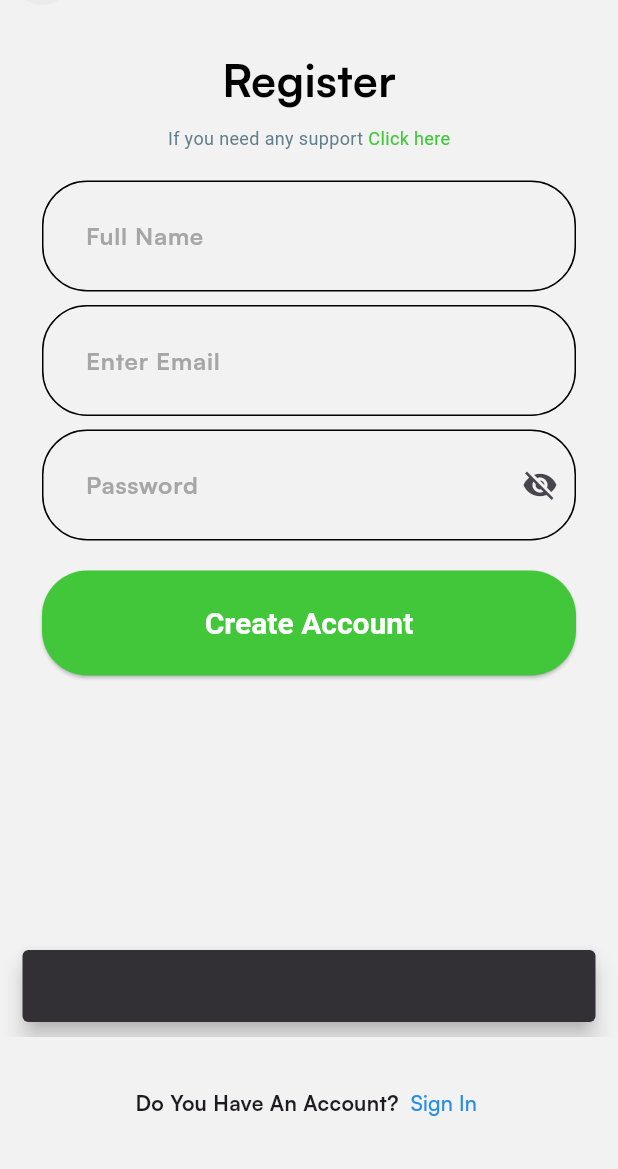
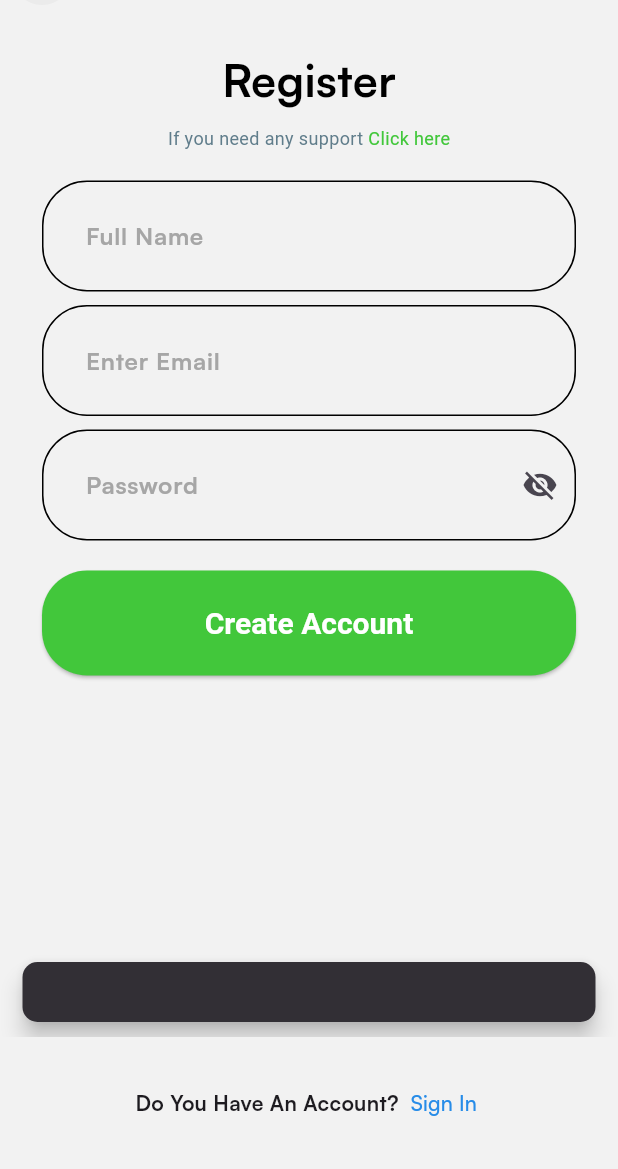
Before and after one commit to gm-gautam12/Spotify_clone, a Flutter app: the SignInPage screen opened directly, after a tap on "Register Now", after a tap on "Create Account", on a phone screen of 412 x 824 dp, the part 67-1236 px from its top. Run offline on Flutter 3.47's test engine with Material 3 defaults, Android fonts, the phone set to English and light mode, and no system bars; our stand-ins replace dartz, firebase_auth, firebase_core, flutter_bloc, flutter_svg, get_it and 1 more; accounts and stored records are empty; generated files the repository leaves out were written again; network calls fail.

Commit message:
Fix typo in error handling and enhance snackbar styling in SignIn and SignUp pages; register SigninUsecase in service locator

```diff
--- a/lib/data/service/auth/auth_firebase_service.dart
+++ b/lib/data/service/auth/auth_firebase_service.dart
@@ -22,7 +22,7 @@ class AuthFirebaseServiceImpl extends AuthFirebaseService {
 
         if(e.code == 'invalid-email'){
           message = 'No user found for this email';
-        }else if(e.code == 'inalid-credential'){
+        }else if(e.code == 'invalid-credential'){
           message = 'Wrong password provided for email';
         }
 
--- a/lib/domain/usecase/auth/signin_usecase.dart
+++ b/lib/domain/usecase/auth/signin_usecase.dart
@@ -7,7 +7,7 @@ import 'package:soptify/service_locator.dart';
 class SigninUsecase implements UseCase<Either, SigninUser> {
   @override
   Future<Either> call({SigninUser? params}) async {
-    return serviceLocator<AuthRepository>().signin(params!);
+    return await serviceLocator<AuthRepository>().signin(params!);
   }
 
 }
--- a/lib/presentation/auth/pages/signin.dart
+++ b/lib/presentation/auth/pages/signin.dart
@@ -28,7 +28,8 @@ class _SignInPageState extends State<SignInPage> {
   Widget build(BuildContext context) {
     return Scaffold(
       bottomNavigationBar: _bottomBar(),
-      body: Column(
+      body: SingleChildScrollView(
+        child: Column(
           children: [
             BasicAppBar(
               titleLogo: SvgPicture.asset(AppVectors.logo, height: 33, width: 108,),
@@ -36,6 +37,7 @@ class _SignInPageState extends State<SignInPage> {
             _registerUser(context),
             _formData(context),
           ],
+        ),
       )
     );
   }
@@ -126,7 +128,13 @@ class _SignInPageState extends State<SignInPage> {
               );
               result.fold(
                 (ifLeft){
-                  var snackbar = SnackBar(content: Text(ifLeft),behavior: SnackBarBehavior.floating,);
+                  var snackbar = SnackBar(
+                    content: Text(ifLeft),
+                    behavior: SnackBarBehavior.floating,
+                    padding: EdgeInsets.symmetric(vertical: 10, horizontal: 10),
+                    shape: RoundedRectangleBorder(borderRadius: BorderRadius.circular(10)),
+
+                  );
                   ScaffoldMessenger.of(context).showSnackBar(snackbar);
                 },
 
--- a/lib/presentation/auth/pages/signup.dart
+++ b/lib/presentation/auth/pages/signup.dart
@@ -30,7 +30,8 @@ class _SignUpPageState extends State<SignUpPage> {
   Widget build(BuildContext context) {
     return Scaffold(
       bottomNavigationBar: _bottomBar(),
-      body: Column(
+      body: SingleChildScrollView(
+        child: Column(
           children: [
             BasicAppBar(
               titleLogo: SvgPicture.asset(AppVectors.logo, height: 33, width: 108,),
@@ -38,6 +39,7 @@ class _SignUpPageState extends State<SignUpPage> {
             _registerUser(context),
             _formData(context),
           ],
+        ),
       )
     );
   }
@@ -138,7 +140,12 @@ class _SignUpPageState extends State<SignUpPage> {
               );
               result.fold(
                 (ifLeft){
-                  var snackbar = SnackBar(content: Text(ifLeft),behavior: SnackBarBehavior.floating,);
+                  var snackbar = SnackBar(
+                    content: Text(ifLeft),
+                    behavior: SnackBarBehavior.floating,
+                    padding: EdgeInsets.symmetric(vertical: 10, horizontal: 10),
+                    shape: RoundedRectangleBorder(borderRadius: BorderRadius.circular(10)),
+                  );
                   ScaffoldMessenger.of(context).showSnackBar(snackbar);
                 },
 
--- a/lib/service_locator.dart
+++ b/lib/service_locator.dart
@@ -3,6 +3,7 @@ import 'package:soptify/data/repository/auth/auth_repository_impl.dart';
 import 'package:soptify/data/service/auth/auth_firebase_service.dart';
 import 'package:soptify/domain/repository/auth/auth_repository.dart';
 import 'package:soptify/domain/usecase/auth/signup_usecase.dart';
+import 'package:soptify/domain/usecase/auth/signin_usecase.dart';
 
 final serviceLocator = GetIt.instance;
 
@@ -17,5 +18,8 @@ Future<void> initalizeDependencies() async {
   serviceLocator.registerSingleton<SignupUsecase>(
     SignupUsecase()
   );
+  serviceLocator.registerSingleton<SigninUsecase>(
+    SigninUsecase()
+  );
 
 }
```
Lines whose indentation alone changed are shown as unchanged.
